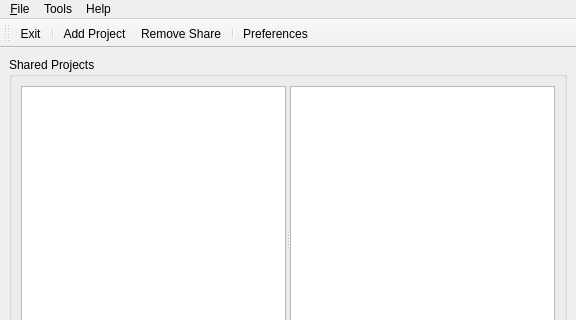
The window that MCMainWindow.ui (TheProjecter/music-collaborator) describes before a commit, drawn with Qt 5; both pictures show x 0 to 576 and y 0 to 320 of the 576 by 462 pixel window.
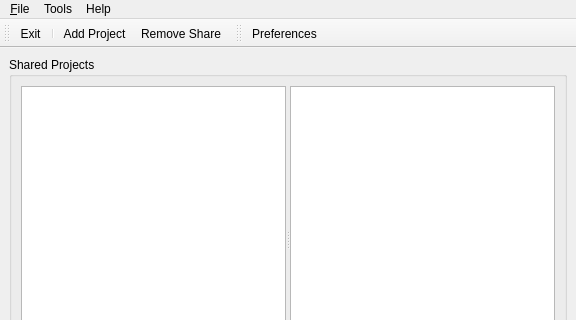
The same window after the commit. Icons and pictures are not drawn.

Commit message: Windows check

The edit to the form file:
```diff
--- a/MCMainWindow.ui
+++ b/MCMainWindow.ui
@@ -196,7 +196,17 @@
    <addaction name="separator"/>
    <addaction name="actionAdd_Project_Folder"/>
    <addaction name="actionRemove_Share"/>
-   <addaction name="separator"/>
+  </widget>
+  <widget class="QToolBar" name="toolsToolBar">
+   <property name="windowTitle">
+    <string>Tools toolbar</string>
+   </property>
+   <attribute name="toolBarArea">
+    <enum>TopToolBarArea</enum>
+   </attribute>
+   <attribute name="toolBarBreak">
+    <bool>false</bool>
+   </attribute>
    <addaction name="actionPreferences"/>
   </widget>
   <action name="actionE_xit">
```
Left out of the diff: 6 changed lines with no effect on the pictures. The commit also changes 3 other files.
